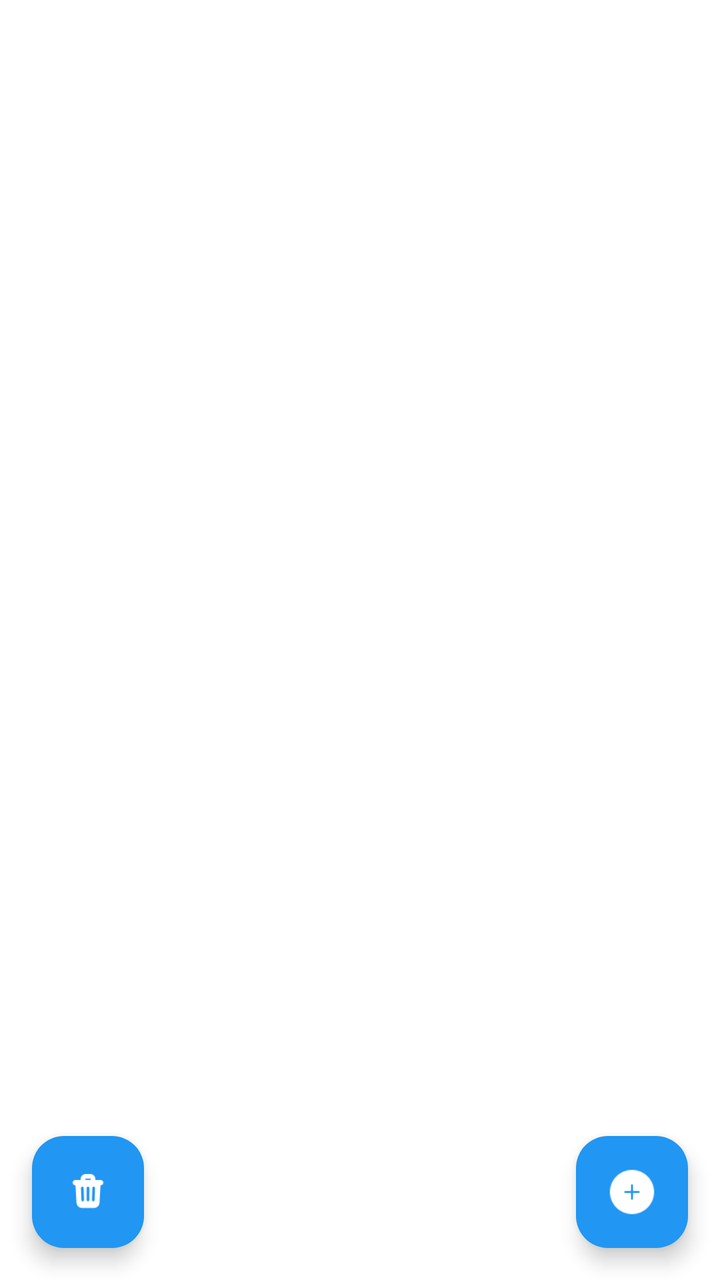
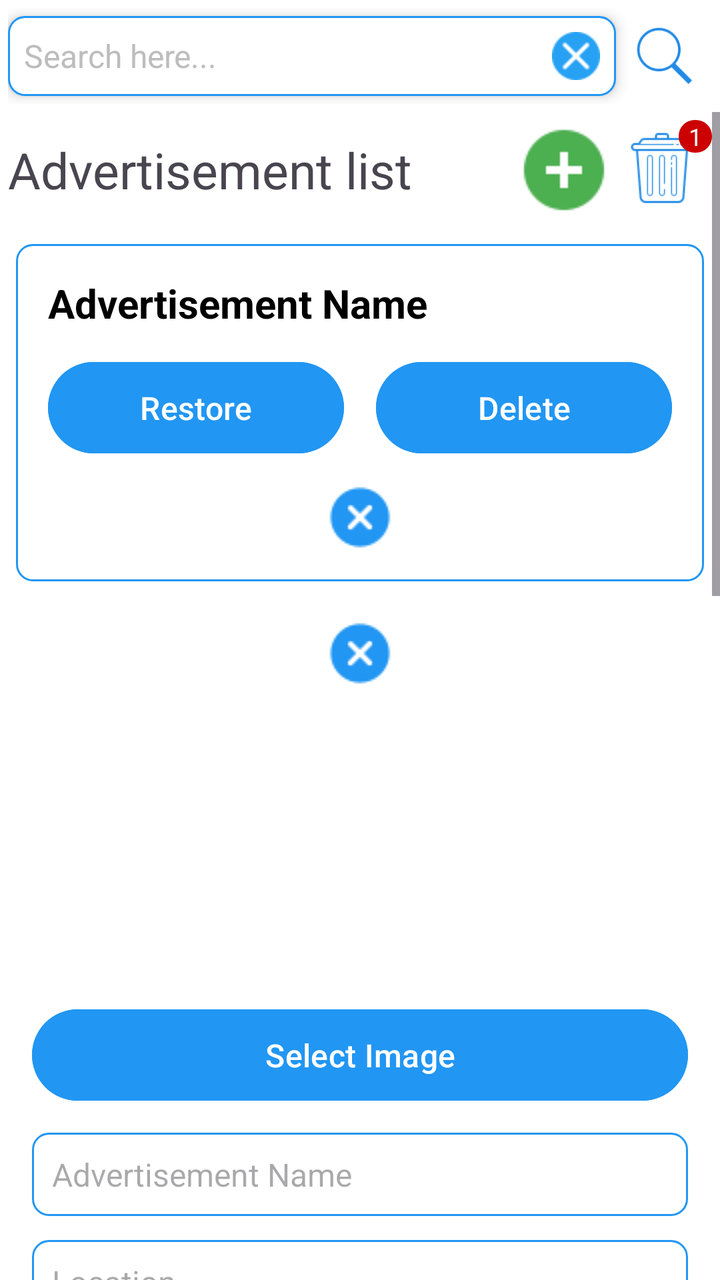

The first picture is an Android layout as it rendered before a commit; the second is the same layout after the commit. The layout source and the unified diff follow.
<!-- AndroidManifest.xml: application theme Theme.BasicMobileProgramingProject -->
<!-- res/layout/activity_advertisement.xml -->
<?xml version="1.0" encoding="utf-8"?>
<androidx.constraintlayout.widget.ConstraintLayout xmlns:android="http://schemas.android.com/apk/res/android"
    xmlns:app="http://schemas.android.com/apk/res-auto"
    android:layout_width="match_parent"
    android:layout_height="match_parent"
    android:background="@color/white">

    <androidx.recyclerview.widget.RecyclerView
        android:id="@+id/rvAdsList"
        android:layout_width="0dp"
        android:layout_height="0dp"
        android:clipToPadding="false"
        android:paddingTop="16dp"
        android:paddingBottom="80dp"
        app:layout_constraintBottom_toTopOf="@id/fabAddAd"
        app:layout_constraintEnd_toEndOf="parent"
        app:layout_constraintStart_toStartOf="parent"
        app:layout_constraintTop_toTopOf="parent" />

    <com.google.android.material.floatingactionbutton.FloatingActionButton
        android:id="@+id/fabAddAd"
        android:layout_width="wrap_content"
        android:layout_height="wrap_content"
        android:layout_margin="16dp"
        android:contentDescription="Add advertisement"
        android:src="@drawable/icon_add_white"
        app:backgroundTint="@color/blue"
        app:layout_constraintBottom_toBottomOf="parent"
        app:layout_constraintEnd_toEndOf="parent"
        app:tint="@color/white" />

    <com.google.android.material.floatingactionbutton.FloatingActionButton
        android:id="@+id/btnDeleteAd"
        android:layout_width="wrap_content"
        android:layout_height="wrap_content"
        android:layout_margin="16dp"
        android:backgroundTint="@color/blue"
        android:src="@drawable/icon_trash_white"
        app:layout_constraintBottom_toBottomOf="parent"
        app:layout_constraintStart_toStartOf="parent"
        app:tint="@color/white" />

</androidx.constraintlayout.widget.ConstraintLayout>
<!-- resources referenced by this layout -->
<resources>
  <color name="blue">#2196F3</color>
  <color name="white">#FFFFFFFF</color>
  <!-- drawable icon_add_white: png bitmap (drawable, 612 bytes) -->
  <!-- drawable icon_trash_white: png bitmap (drawable, 900 bytes) -->
  <style name="Theme.BasicMobileProgramingProject" parent="Base.Theme.BasicMobileProgramingProject" />
  <style name="Base.Theme.BasicMobileProgramingProject" parent="Theme.Material3.DayNight.NoActionBar">
          
          
      </style>
</resources>

<!-- the commit's change to res/layout/activity_advertisement.xml (unified diff, before → after) -->
@@ -1,43 +1,411 @@
 <?xml version="1.0" encoding="utf-8"?>
-<androidx.constraintlayout.widget.ConstraintLayout xmlns:android="http://schemas.android.com/apk/res/android"
+<LinearLayout xmlns:android="http://schemas.android.com/apk/res/android"
     xmlns:app="http://schemas.android.com/apk/res-auto"
     android:layout_width="match_parent"
     android:layout_height="match_parent"
-    android:background="@color/white">
-
-    <androidx.recyclerview.widget.RecyclerView
-        android:id="@+id/rvAdsList"
-        android:layout_width="0dp"
-        android:layout_height="0dp"
-        android:clipToPadding="false"
-        android:paddingTop="16dp"
-        android:paddingBottom="80dp"
-        app:layout_constraintBottom_toTopOf="@id/fabAddAd"
-        app:layout_constraintEnd_toEndOf="parent"
-        app:layout_constraintStart_toStartOf="parent"
-        app:layout_constraintTop_toTopOf="parent" />
-
-    <com.google.android.material.floatingactionbutton.FloatingActionButton
-        android:id="@+id/fabAddAd"
-        android:layout_width="wrap_content"
+    android:background="@color/white"
+    android:orientation="vertical">
+
+    <LinearLayout
+        android:layout_width="match_parent"
         android:layout_height="wrap_content"
-        android:layout_margin="16dp"
-        android:contentDescription="Add advertisement"
-        android:src="@drawable/icon_add_white"
-        app:backgroundTint="@color/blue"
-        app:layout_constraintBottom_toBottomOf="parent"
-        app:layout_constraintEnd_toEndOf="parent"
-        app:tint="@color/white" />
-
-    <com.google.android.material.floatingactionbutton.FloatingActionButton
-        android:id="@+id/btnDeleteAd"
-        android:layout_width="wrap_content"
-        android:layout_height="wrap_content"
-        android:layout_margin="16dp"
-        android:backgroundTint="@color/blue"
-        android:src="@drawable/icon_trash_white"
-        app:layout_constraintBottom_toBottomOf="parent"
-        app:layout_constraintStart_toStartOf="parent"
-        app:tint="@color/white" />
-
-</androidx.constraintlayout.widget.ConstraintLayout>
+        android:gravity="center"
+        android:padding="4dp">
+
+        <LinearLayout
+            android:layout_width="wrap_content"
+            android:layout_height="wrap_content"
+            android:layout_weight="1"
+            android:background="@drawable/rounded_edittext"
+            android:elevation="4dp"
+            android:gravity="center_vertical"
+            android:padding="8dp">
+
+            <EditText
+                android:id="@+id/edtSearch"
+                android:layout_width="0dp"
+                android:layout_height="wrap_content"
+                android:layout_weight="1"
+                android:background="@android:color/transparent"
+                android:hint="Search here..."
+                android:imeOptions="actionSearch"
+                android:inputType="text"
+                android:textColor="@color/black"
+                android:textColorHint="#BDBDBD"
+                android:textSize="16sp" />
+
+            <ImageView
+                android:id="@+id/btnClear"
+                android:layout_width="24dp"
+                android:layout_height="24dp"
+                android:layout_marginStart="8dp"
+                android:src="@drawable/icon_cancel" />
+        </LinearLayout>
+
+        <ImageButton
+            android:id="@+id/btnSearch"
+            android:layout_width="32dp"
+            android:layout_height="32dp"
+            android:layout_gravity="center"
+            android:layout_margin="8dp"
+            android:adjustViewBounds="true"
+            android:background="@color/white"
+            android:scaleType="centerInside"
+            android:src="@drawable/icon_search_blue" />
+    </LinearLayout>
+
+    <ScrollView
+        android:layout_width="match_parent"
+        android:layout_height="wrap_content">
+
+        <LinearLayout
+            android:layout_width="match_parent"
+            android:layout_height="wrap_content"
+            android:orientation="vertical">
+
+            <LinearLayout
+                android:layout_width="match_parent"
+                android:layout_height="wrap_content"
+                android:gravity="center"
+                android:orientation="horizontal"
+                android:padding="4dp">
+
+                <TextView
+                    android:id="@+id/textView12"
+                    android:layout_width="wrap_content"
+                    android:layout_height="wrap_content"
+                    android:layout_weight="1"
+                    android:text="Advertisement list"
+                    android:textSize="25dp" />
+
+                <ImageButton
+                    android:id="@+id/btnTurnOnBlockAddAdvertisement"
+                    android:layout_width="wrap_content"
+                    android:layout_height="wrap_content"
+                    android:layout_gravity="center"
+                    android:adjustViewBounds="true"
+                    android:background="@color/white"
+                    android:scaleType="centerInside"
+                    android:src="@drawable/icon_add" />
+
+                <FrameLayout
+                    android:layout_width="wrap_content"
+                    android:layout_height="wrap_content">
+
+                    <ImageButton
+                        android:id="@+id/btnTurnOnBlockDeleteAdvertisement"
+                        android:layout_width="50dp"
+                        android:layout_height="wrap_content"
+                        android:layout_gravity="center"
+                        android:adjustViewBounds="true"
+                        android:background="@color/white"
+                        android:padding="0dp"
+                        android:scaleType="centerInside"
+                        android:src="@drawable/icon_delete_blue" />
+
+                    <TextView
+                        android:id="@+id/badgeNumberOfAdvertisementDeleted"
+                        android:layout_width="wrap_content"
+                        android:layout_height="wrap_content"
+                        android:layout_gravity="end|top"
+                        android:background="@drawable/circle_cart"
+                        android:paddingLeft="5dp"
+                        android:paddingRight="5dp"
+                        android:text="1"
+                        android:textColor="@android:color/white"
+                        android:textSize="12sp" />
+                </FrameLayout>
+            </LinearLayout>
+
+            <LinearLayout
+                android:id="@+id/linearLayoutDeleteAndRestoreAdvertisement"
+                android:layout_width="match_parent"
+                android:layout_height="wrap_content"
+                android:orientation="vertical">
+
+                <LinearLayout
+                    android:id="@+id/linearLayoutDeletedAdvertisementDetail"
+                    android:layout_width="match_parent"
+                    android:layout_height="match_parent"
+                    android:layout_margin="8dp"
+                    android:background="@drawable/rounded_edittext"
+                    android:orientation="vertical"
+                    android:padding="16dp">
+
+                    <TextView
+                        android:id="@+id/txtDeletedAdvertisementName"
+                        android:layout_width="match_parent"
+                        android:layout_height="wrap_content"
+                        android:layout_marginBottom="12dp"
+                        android:text="Advertisement Name"
+                        android:textColor="@color/black"
+                        android:textSize="20sp"
+                        android:textStyle="bold" />
+
+                    <LinearLayout
+                        android:layout_width="match_parent"
+                        android:layout_height="wrap_content"
+                        android:gravity="center"
+                        android:orientation="horizontal"
+                        android:weightSum="2">
+
+                        <Button
+                            android:id="@+id/btnRestoreAdvertisement"
+                            android:layout_width="0dp"
+                            android:layout_height="wrap_content"
+                            android:layout_marginEnd="8dp"
+                            android:layout_weight="1"
+                            android:backgroundTint="@color/blue"
+                            android:padding="12dp"
+                            android:text="Restore"
+                            android:textAllCaps="false"
+                            android:textColor="@android:color/white"
+                            android:textSize="16sp" />
+
+                        <Button
+                            android:id="@+id/btnDeleteActualAdvertisement"
+                            android:layout_width="0dp"
+                            android:layout_height="wrap_content"
+                            android:layout_marginStart="8dp"
+                            android:layout_weight="1"
+                            android:backgroundTint="@color/blue"
+                            android:padding="12dp"
+                            android:text="Delete"
+                            android:textAllCaps="false"
+                            android:textColor="@android:color/white"
+                            android:textSize="16sp" />
+                    </LinearLayout>
+
+                    <ImageView
+                        android:id="@+id/btnCancelLinearLayoutDeletedAdvertisementDetail"
+                        android:layout_width="wrap_content"
+                        android:layout_height="wrap_content"
+                        android:layout_gravity="center_horizontal"
+                        android:layout_marginTop="12dp"
+                        android:background="@drawable/icon_close"
+                        android:backgroundTint="@color/blue" />
+
+                </LinearLayout>
+
+                <androidx.recyclerview.widget.RecyclerView
+                    android:id="@+id/recyclerViewAdvertisementHasBeenDeleted"
+                    android:layout_width="match_parent"
+                    android:layout_height="wrap_content"
+                    android:orientation="horizontal" />
+
+                <ImageView
+                    android:id="@+id/btnCloseLinearLayoutDeleteAndRestoreAdvertisement"
+                    android:layout_width="wrap_content"
+                    android:layout_height="wrap_content"
+                    android:layout_gravity="center_horizontal"
+                    android:layout_marginTop="12dp"
+                    android:background="@drawable/icon_close"
+                    android:backgroundTint="@color/blue" />
+
+            </LinearLayout>
+
+            <LinearLayout
+                android:id="@+id/linearLayoutAddAndEditAdvertisement"
+                android:layout_width="match_parent"
+                android:layout_height="wrap_content"
+                android:orientation="vertical"
+                android:padding="16dp">
+
+                
+                <ImageView
+                    android:id="@+id/imgAdvertisementImage"
+                    android:layout_width="wrap_content"
+                    android:layout_height="wrap_content"
+                    android:layout_gravity="center"
+                    android:layout_marginBottom="12dp"
+                    android:adjustViewBounds="true"
+                    android:background="@drawable/border"
+                    android:padding="40dp"
+                    android:scaleType="center"
+                    android:src="@drawable/icon_ads_white" />
+
+                
+                <Button
+                    android:id="@+id/btnSelectAdvertisementImage"
+                    android:layout_width="match_parent"
+                    android:layout_height="wrap_content"
+                    android:layout_marginBottom="12dp"
+                    android:backgroundTint="@color/blue"
+                    android:padding="12dp"
+                    android:text="Select Image"
+                    android:textAllCaps="false"
+                    android:textColor="@android:color/white"
+                    android:textSize="16sp" />
+
+                
+                <EditText
+                    android:id="@+id/edtAdvertisementName"
+                    android:layout_width="match_parent"
+                    android:layout_height="wrap_content"
+                    android:layout_marginBottom="12dp"
+                    android:background="@drawable/rounded_edittext"
+                    android:hint="Advertisement Name"
+                    android:inputType="text"
+                    android:padding="10dp"
+                    android:textColor="@color/black"
+                    android:textSize="16sp" />
+
+                
+                <EditText
+                    android:id="@+id/edtLocation"
+                    android:layout_width="match_parent"
+                    android:layout_height="wrap_content"
+                    android:layout_marginBottom="12dp"
+                    android:background="@drawable/rounded_edittext"
+                    android:hint="Location"
+                    android:inputType="textMultiLine"
+                    android:padding="10dp"
+                    android:textColor="@color/black"
+                    android:textSize="16sp" />
+
+                
+                <EditText
+                    android:id="@+id/edtAdvertiserId"
+                    android:layout_width="match_parent"
+                    android:layout_height="wrap_content"
+                    android:layout_marginBottom="12dp"
+                    android:background="@drawable/rounded_edittext"
+                    android:hint="Advertiser Id"
+                    android:inputType="number"
+                    android:padding="10dp"
+                    android:textColor="@color/black"
+                    android:textSize="16sp" />
+
+                
+                <Button
+                    android:id="@+id/btnAddNewAdvertisement"
+                    android:layout_width="match_parent"
+                    android:layout_height="wrap_content"
+                    android:layout_marginBottom="12dp"
+                    android:backgroundTint="@color/blue"
+                    android:padding="12dp"
+                    android:text="Add Advertisement"
+                    android:textAllCaps="false"
+                    android:textColor="@android:color/white"
+                    android:textSize="16sp" />
+
+                
+                <Button
+                    android:id="@+id/btnFixAdvertisement"
+                    android:layout_width="match_parent"
+                    android:layout_height="wrap_content"
+                    android:layout_marginBottom="12dp"
+                    android:backgroundTint="@color/blue"
+                    android:padding="12dp"
+                    android:text="Edit Advertisement"
+                    android:textAllCaps="false"
+                    android:textColor="@android:color/white"
+                    android:textSize="16sp" />
+
+                
+                <ImageView
+                    android:id="@+id/btnCloseLinearLayoutAddAndEditAdvertisement"
+                    android:layout_width="wrap_content"
+                    android:layout_height="wrap_content"
+                    android:layout_gravity="center_horizontal"
+                    android:layout_marginTop="12dp"
+                    android:background="@drawable/icon_close"
+                    android:backgroundTint="@color/blue" />
+
+            </LinearLayout>
+
+            <LinearLayout
+                android:id="@+id/linearLayoutAdvertisementDetail"
+                android:layout_width="match_parent"
+                android:layout_height="wrap_content"
+                android:layout_margin="8dp"
+                android:background="@drawable/rounded_edittext"
+                android:orientation="vertical"
+                android:padding="16dp">
+
+                <ImageView
+                    android:id="@+id/imgAdvertisement"
+                    android:layout_width="match_parent"
+                    android:layout_height="wrap_content"
+                    android:layout_gravity="center"
+                    android:layout_marginBottom="16dp"
+                    android:adjustViewBounds="true"
+                    android:background="@drawable/border"
+                    android:scaleType="center"
+                    android:src="@drawable/icon_ads_white" />
+
+                <TextView
+                    android:id="@+id/txtAdvertisementName"
+                    android:layout_width="match_parent"
+                    android:layout_height="wrap_content"
+                    android:layout_marginBottom="12dp"
+                    android:text="Advertisement Name"
+                    android:textColor="@color/black"
+                    android:textSize="20sp"
+                    android:textStyle="bold" />
+
+                <TextView
+                    android:id="@+id/txtAdvertiserId"
+                    android:layout_width="match_parent"
+                    android:layout_height="wrap_content"
+                    android:layout_marginBottom="12dp"
+                    android:text="Advertiser By: Staff ID 123"
+                    android:textColor="@color/black"
+                    android:textSize="16sp" />
+
+                <LinearLayout
+                    android:layout_width="match_parent"
+                    android:layout_height="wrap_content"
+                    android:gravity="center"
+                    android:orientation="horizontal"
+                    android:weightSum="2">
+
+                    <Button
+                        android:id="@+id/btnTurnOnBlockEditAdvertisement"
+                        android:layout_width="0dp"
+                        android:layout_height="wrap_content"
+                        android:layout_marginEnd="8dp"
+                        android:layout_weight="1"
+                        android:backgroundTint="@color/blue"
+                        android:padding="12dp"
+                        android:text="Edit"
+                        android:textAllCaps="false"
+                        android:textColor="@android:color/white"
+                        android:textSize="16sp" />
+
+                    <Button
+                        android:id="@+id/btnDeleteAdvertisement"
+                        android:layout_width="0dp"
+                        android:layout_height="wrap_content"
+                        android:layout_marginStart="8dp"
+                        android:layout_weight="1"
+                        android:backgroundTint="@color/blue"
+                        android:padding="12dp"
+                        android:text="Delete"
+                        android:textAllCaps="false"
+                        android:textColor="@android:color/white"
+                        android:textSize="16sp" />
+                </LinearLayout>
+
+                <ImageView
+                    android:id="@+id/btnExitLinearLayoutAdvertisementDetail"
+                    android:layout_width="wrap_content"
+                    android:layout_height="wrap_content"
+                    android:layout_gravity="center_horizontal"
+                    android:layout_marginTop="12dp"
+                    android:background="@drawable/icon_close"
+                    android:backgroundTint="@color/blue" />
+
+            </LinearLayout>
+
+            <androidx.recyclerview.widget.RecyclerView
+                android:id="@+id/recyclerViewAdvertisement"
+                android:layout_width="match_parent"
+                android:layout_height="wrap_content"
+                android:orientation="horizontal" />
+
+        </LinearLayout>
+
+    </ScrollView>
+
+</LinearLayout>
<!-- resource entries referenced after the edit -->
@@ -1,9 +1,38 @@
 <!-- resources referenced by this layout -->
 <resources>
+  <color name="black">#FF000000</color>
   <color name="blue">#2196F3</color>
   <color name="white">#FFFFFFFF</color>
-  <!-- drawable icon_add_white: png bitmap (drawable, 612 bytes) -->
-  <!-- drawable icon_trash_white: png bitmap (drawable, 900 bytes) -->
+  <!-- drawable border (drawable) -->
+  <?xml version="1.0" encoding="utf-8"?>
+  <shape xmlns:android="http://schemas.android.com/apk/res/android">
+      <solid android:color="@android:color/white"/>
+      <corners android:radius="16dp"/>
+      <stroke
+          android:color="@android:color/white"
+          android:width="2dp"/>
+  </shape>
+  <!-- drawable circle_cart (drawable) -->
+  <?xml version="1.0" encoding="utf-8"?>
+  <shape xmlns:android="http://schemas.android.com/apk/res/android">
+      <solid android:color="@android:color/holo_red_dark" />
+      <corners android:radius="8dp" />
+  </shape>
+  <!-- drawable icon_add: png bitmap (drawable, 676 bytes) -->
+  <!-- drawable icon_ads_white: png bitmap (drawable, 954 bytes) -->
+  <!-- drawable icon_cancel: png bitmap (drawable, 1142 bytes) -->
+  <!-- drawable icon_close: png bitmap (drawable, 1055 bytes) -->
+  <!-- drawable icon_delete_blue: png bitmap (drawable, 1351 bytes) -->
+  <!-- drawable icon_search_blue: png bitmap (drawable, 1896 bytes) -->
+  <!-- drawable rounded_edittext (drawable) -->
+  <?xml version="1.0" encoding="utf-8"?>
+  <shape xmlns:android="http://schemas.android.com/apk/res/android">
+      <solid android:color="@color/white" />
+      <corners android:radius="8dp" />
+      <stroke
+          android:width="1dp"
+          android:color="@color/blue" />
+  </shape>
   <style name="Theme.BasicMobileProgramingProject" parent="Base.Theme.BasicMobileProgramingProject" />
   <style name="Base.Theme.BasicMobileProgramingProject" parent="Theme.Material3.DayNight.NoActionBar">
           
